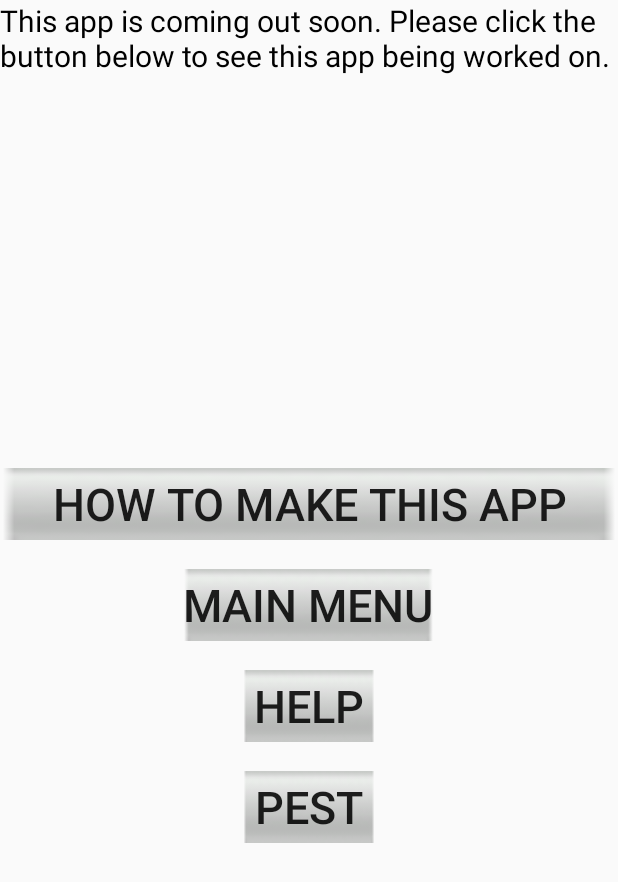
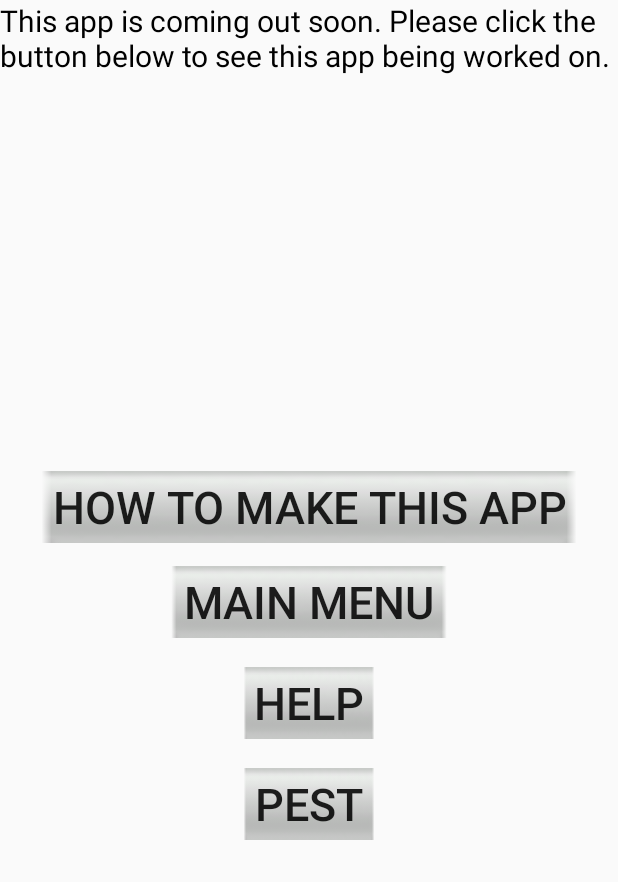
Before and after one commit to crua9/Beekeepers-Tool-Android-app, an Android app: the screen it shows after launch (MainActivity), on a phone screen of 412 x 824 dp. Shown: the top 882 px of the screen. Run offline under Robolectric (Android 15) with nearby library versions, the phone set to English and light mode, and no system bars.

Commit message:
Layout video
This was made to change the layout  for an Android video.
(There isn't much that was changed)

```diff
--- a/Beekeeper'sTool/app/src/main/res/layout/activity_main.xml
+++ b/Beekeeper'sTool/app/src/main/res/layout/activity_main.xml
@@ -22,27 +22,23 @@
            >
 
             <Button
-                android:layout_width="fill_parent"
+                android:layout_width="360dp"
                 android:layout_height="wrap_content"
                 android:text="How to make this app"
                 android:id="@+id/b_youtube"
                 android:textSize="30dp"
-                android:background="@drawable/blank"/>
-
-            <TextView
-                android:layout_width="wrap_content"
-                android:layout_height="wrap_content"
-                android:textAppearance="?android:attr/textAppearanceSmall"
-                android:text=""
+                android:background="@drawable/blank"
                 />
 
+
             <Button
-                android:layout_width="wrap_content"
+                android:layout_width="185dp"
                 android:layout_height="wrap_content"
                 android:text="Main menu"
                 android:id="@+id/menu"
                 android:textSize="30dp"
                 android:background="@drawable/blank"
+                android:layout_marginTop="15dp"
                 />
 
             <TextView
--- a/Beekeeper'sTool/app/src/main/res/layout/pest.xml
+++ b/Beekeeper'sTool/app/src/main/res/layout/pest.xml
@@ -12,8 +12,6 @@
     <TextView
         android:layout_width="fill_parent"
         android:layout_height="8dp"
-        android:textAppearance="?android:attr/textAppearanceSmall"
-        android:text=""
         android:background="#ff04f8ff" />
 
     <ScrollView
@@ -24,7 +22,9 @@
         <LinearLayout
             android:orientation="vertical"
             android:layout_width="fill_parent"
-            android:layout_height="fill_parent">
+            android:layout_height="fill_parent"
+            android:background="#ff000000"
+            >
 
             <ImageButton
                 android:layout_width="wrap_content"
@@ -56,7 +56,8 @@
                 android:layout_width="wrap_content"
                 android:layout_height="wrap_content"
                 android:textAppearance="?android:attr/textAppearanceLarge"
-                android:text="Varroa Mite" />
+                android:text="Varroa Mite"
+                />
         </LinearLayout>
     </ScrollView>
 
```
